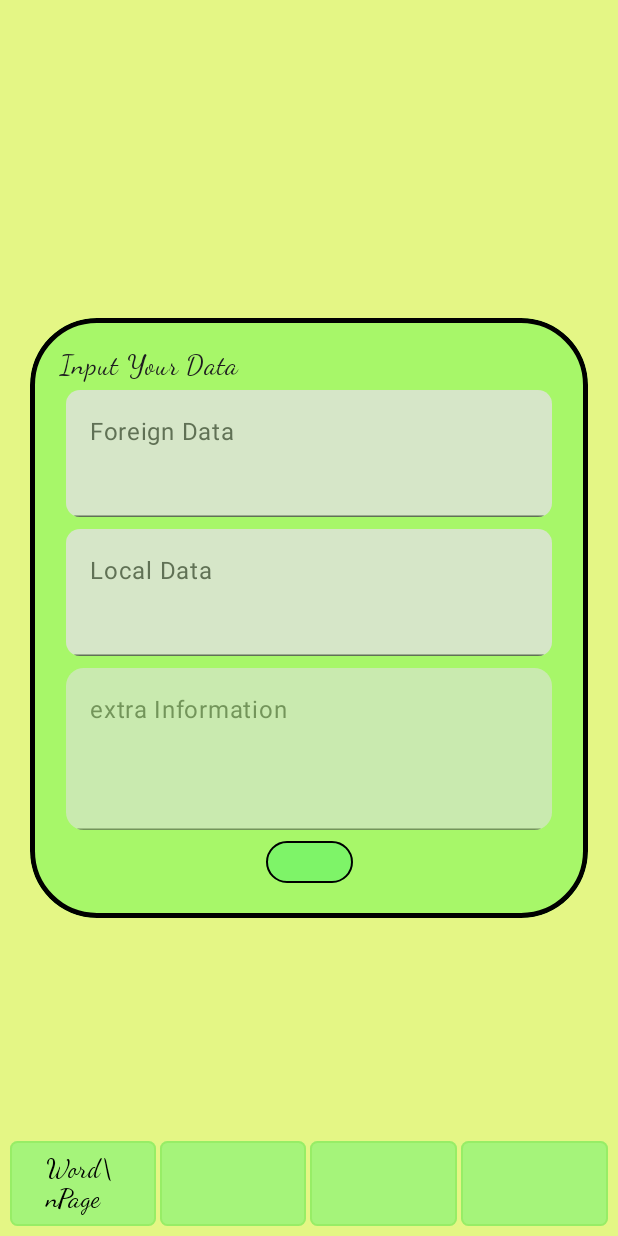
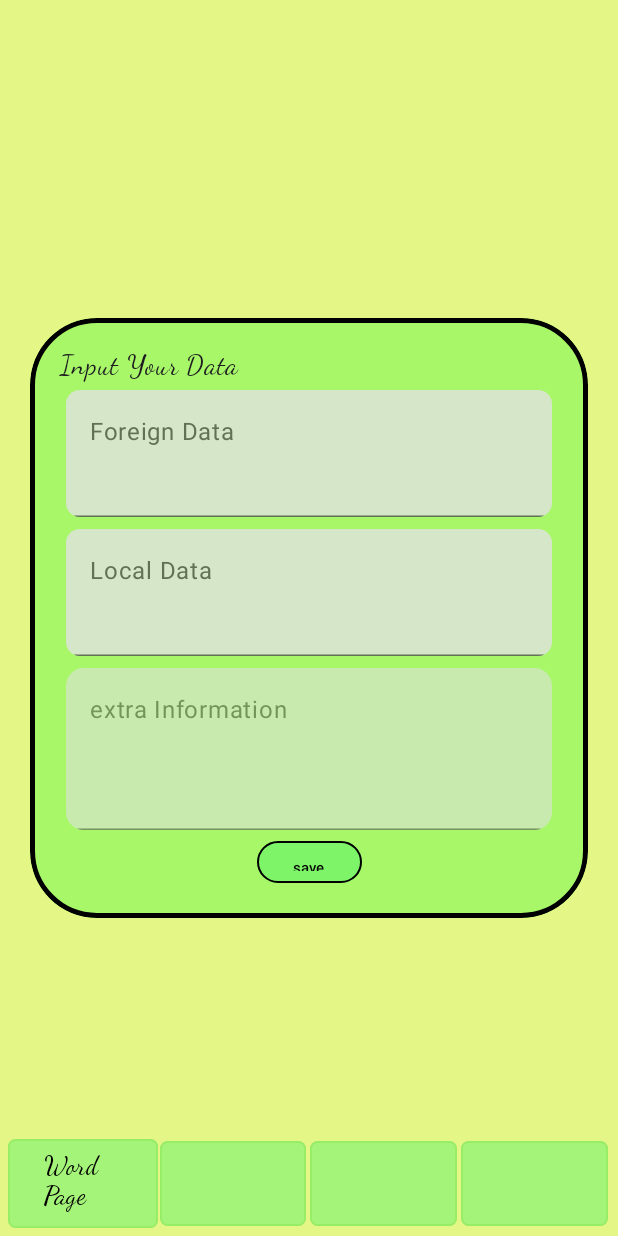
Before and after one commit to z-hwa/TWMA_AndroidStudio, an Android app built with Jetpack Compose: the screen it shows after launch (MainActivity), on a phone screen of 412 x 824 dp. Run offline under Robolectric (Android 15) with nearby library versions, the phone set to English and light mode, and no system bars; our stand-ins replace Room's generated code.

Commit message:
修復無法刪除單字的bug 刪除單字後點擊展開單字 會閃退的bug 修復儲存案件沒有save字樣的bug 修復bottom bar中切換到word page的案件字樣無法完全顯示 修復app圖標無法顯示
刪除單字後 新增透明度降低功能 且無法再展開已刪除單字

```diff
--- a/app/build.gradle.kts
+++ b/app/build.gradle.kts
@@ -11,11 +11,11 @@ android {
     compileSdk = 33
 
     defaultConfig {
-        applicationId = "com.example.twma"
+        applicationId = "com.newmaker.twma"
         minSdk = 24
         targetSdk = 33
-        versionCode = 1
-        versionName = "1.0"
+        versionCode = 2
+        versionName = "1.1"
 
         testInstrumentationRunner = "androidx.test.runner.AndroidJUnitRunner"
         vectorDrawables {
--- a/app/src/main/AndroidManifest.xml
+++ b/app/src/main/AndroidManifest.xml
@@ -7,9 +7,9 @@
         android:allowBackup="true"
         android:dataExtractionRules="@xml/data_extraction_rules"
         android:fullBackupContent="@xml/backup_rules"
-        android:icon="@mipmap/ic_launcher"
+        android:icon="@drawable/app_icon"
         android:label="@string/app_name"
-        android:roundIcon="@mipmap/ic_launcher_round"
+        android:roundIcon="@drawable/app_icon"
         android:supportsRtl="true"
         android:theme="@style/Theme.TWMA"
         tools:targetApi="31">
--- a/app/src/main/java/com/example/twma/DataManager.kt
+++ b/app/src/main/java/com/example/twma/DataManager.kt
@@ -1,15 +1,17 @@
 package com.example.twma
+
+import android.util.Log
 
 //目前唯一的單字list
 var wordList = WordList()
 
 class WordList{
 
-    var list = List<Word>(0){Word()}
+    var list = MutableList<Word>(0){Word()}
 
-    //傳入單字參數添加
-    fun AddWord(foreignData: String, localData: String, extraInf: String , correctRate:Double = 0.0, wordId: Int) {
-        this.list = this.list.plusElement(Word(_foreignData = foreignData,
+    //傳入參數添加
+    fun AddWord(foreignData: String, localData: String, extraInf: String , correctRate:Double = 0.0, wordId: Long) {
+        this.list.add(Word(_foreignData = foreignData,
             _localData =  localData,
             _correctRate = correctRate,
             _extraInf = extraInf,
@@ -19,7 +21,7 @@ class WordList{
 
     //傳入單字添加
     fun AddWord(word:Word) {
-        this.list = this.list.plusElement(Word(_foreignData = word.foreignData,
+        this.list.add(Word(_foreignData = word.foreignData,
             _localData =  word.localData,
             _correctRate = word.correctRate,
             _extraInf = word.extraInf,
@@ -32,4 +34,15 @@ class WordList{
         //Log.d("class test", this.list.isEmpty().toString())
         return this.list.isEmpty()
     }
+
+    fun RenewList() {
+        this.list.clear()
+
+        Thread() {
+            for(wordE in userDao.queryAll()) {
+                val word = Word(wordE)   //根據表中資料創建單字
+                this.AddWord(word)  //塞進實際使用的list中
+            }
+        }.start()
+    }
 }
--- a/app/src/main/java/com/example/twma/MainActivity.kt
+++ b/app/src/main/java/com/example/twma/MainActivity.kt
@@ -29,6 +29,8 @@ class MainActivity : ComponentActivity() {
             //初始化資料庫
             InitDp()
         }.start()
+
+        wordList.RenewList()    //初始化單字列表
 
         setContent {
             TWMATheme {
--- a/app/src/main/java/com/example/twma/Room.kt
+++ b/app/src/main/java/com/example/twma/Room.kt
@@ -16,7 +16,7 @@ import androidx.room.RoomDatabase
 data class WordE(
     //主鍵 用於在資料庫中識別不同的資料列
     @PrimaryKey(autoGenerate = true)    //自動分配key值 初始為1
-    val id: Int?,
+    val id: Long?,
 
     @ColumnInfo(name = "foreignData") val foreignData: String?,
     @ColumnInfo(name = "localData") val localData: String?,
@@ -29,11 +29,11 @@ interface UserDao {
 
     //插入單字
     @Insert
-    fun insertWord(vararg wordE: WordE?): Int
+    fun insertWord(wordE: WordE?): Long?
 
     //查詢特定單字
     @Query("SELECT * FROM wordE WHERE id = :wordID")
-    fun queryWord(wordID: Int): WordE?
+    fun queryWord(wordID: Long): WordE?
 
     //取出全部資料
     @Query("SELECT * FROM wordE")
@@ -44,7 +44,7 @@ interface UserDao {
     fun delete(wordE: WordE?): Int
 
     @Query("DELETE FROM wordE WHERE id = :wordId")
-    fun delete(wordId: Int): Int
+    fun delete(wordId: Long): Int
 }
 
 //資料庫
--- a/app/src/main/java/com/example/twma/WordInput.kt
+++ b/app/src/main/java/com/example/twma/WordInput.kt
@@ -133,6 +133,11 @@ fun SaveBar(modifier: Modifier, Onclick: ()->Unit) {
                 contentColor = MaterialTheme.colorScheme.tertiary),
             border = BorderStroke(width = 1.dp, color = Color.Black)
         ){
+            Text(text = stringResource(id = R.string.save),
+                color = Color.Black,
+                modifier = Modifier.fillMaxHeight(),
+                fontSize = 10.sp
+            ) //儲存字樣
         }
     }
 }
@@ -196,27 +201,29 @@ fun MiddleArea(modifier: Modifier, wordList: WordList){
                 extraData = extraData,
                 RenewText = {extraData = it}
             )
+
             SaveBar(modifier = Modifier
                 .weight(1.5f)
                 .fillMaxSize()
                 .padding(3.5.dp),
                 Onclick = {
-                    var wordId = 0
-
+                    //更新資料庫
                     Thread() {
-                        wordId = userDao.insertWord(WordE(id = null,
+                        userDao.insertWord(WordE(id = null,
                             foreignData = foreignData,
                             localData = localData,
                             extraInf = extraData,
-                            correctRate = 0.0)) //更新資料庫
+                            correctRate = 0.0))
+
+                        wordList.RenewList()    //更新單字列表(會添加新單字進去
+
+                        //儲存後清空輸入欄位
+                        foreignData = ""
+                        localData = ""
+                        extraData = ""
                     }.start()
-
-
-                    wordList.AddWord(foreignData = foreignData,
-                        localData =  localData,
-                        extraInf = extraData,
-                        wordId = wordId)
-                })
+                }
+            )
         }
     }
 }
@@ -249,18 +256,25 @@ fun DownBar(modifier: Modifier,
         Button(onClick = goToWordPage,
             Modifier
                 .weight(1f)
-                .padding(1.dp)
                 .fillMaxHeight(),
             colors = ButtonDefaults.buttonColors(MaterialTheme.colorScheme.primary),
             border = BorderStroke(width = 1.dp, color = MaterialTheme.colorScheme.tertiary),
             shape = RoundedCornerShape(5.dp),
         ) {
-            Text(
-                text = stringResource(id = R.string.wordPage),
-                color = Color.Black,
-                fontFamily = FontFamily.Cursive,
-                fontSize = 17.sp,
-            )
+            Column (modifier = Modifier.fillMaxSize()){
+                Text(
+                    text = stringResource(id = R.string.word),
+                    color = Color.Black,
+                    fontFamily = FontFamily.Cursive,
+                    fontSize = 17.sp,
+                )
+                Text(
+                    text = stringResource(id = R.string.page),
+                    color = Color.Black,
+                    fontFamily = FontFamily.Cursive,
+                    fontSize = 17.sp,
+                )
+            }
         }
         Button(onClick = { /*TODO*/ },
             Modifier
--- a/app/src/main/res/values/strings.xml
+++ b/app/src/main/res/values/strings.xml
@@ -8,8 +8,10 @@
     <string name="foreignData">Foreign Data</string>
     <string name="localData">Local Data</string>
     <string name="emptyString" />
-    <string name="wordPage">Word\\nPage</string>
+    <string name="word">Word</string>
+    <string name="page">Page</string>
     <string name="reBack">back</string>
     <string name="extraData">extra Information</string>
     <string name="deleteWord">delete this word</string>
+    <string name="save">save</string>
 </resources>
```
Also changed, not shown: app/src/main/java/com/example/twma/Word.kt (+19 -3 lines), app/src/main/java/com/example/twma/WordPageLayout.kt (+14 -6 lines), app/src/main/res/drawable/app_icon.png (added), 1 other file.
